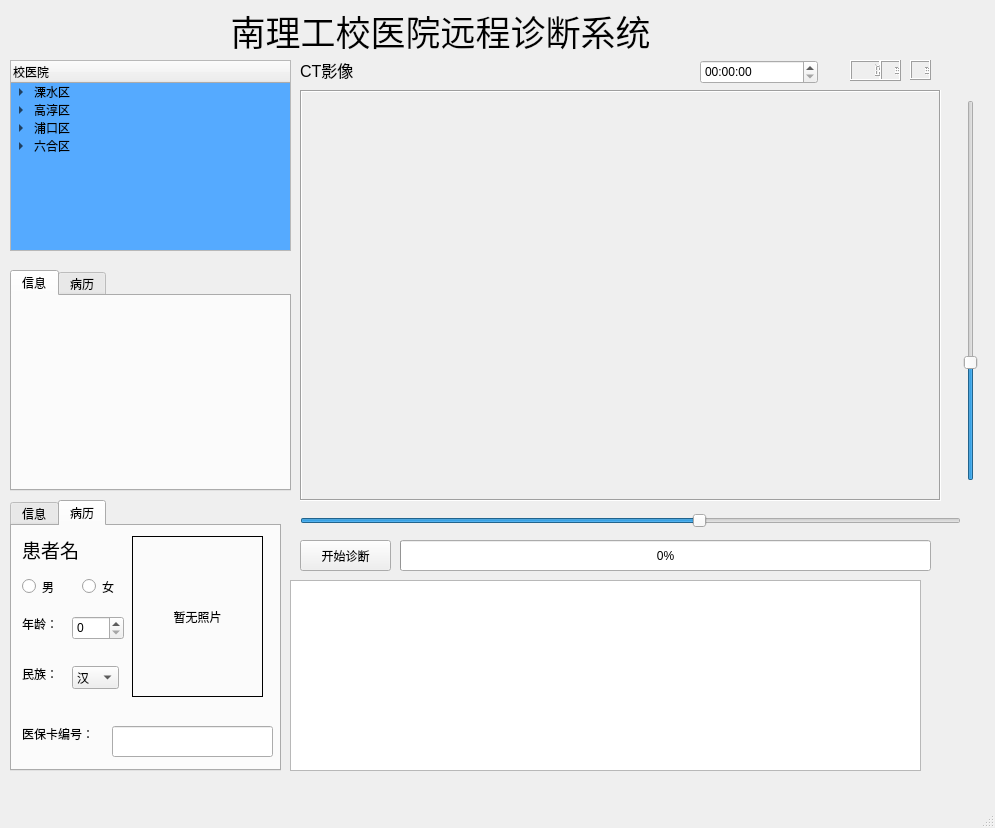
Above: mainwindow.ui from luolaihua/TeleMedicine before the change. Below: the same form after it.
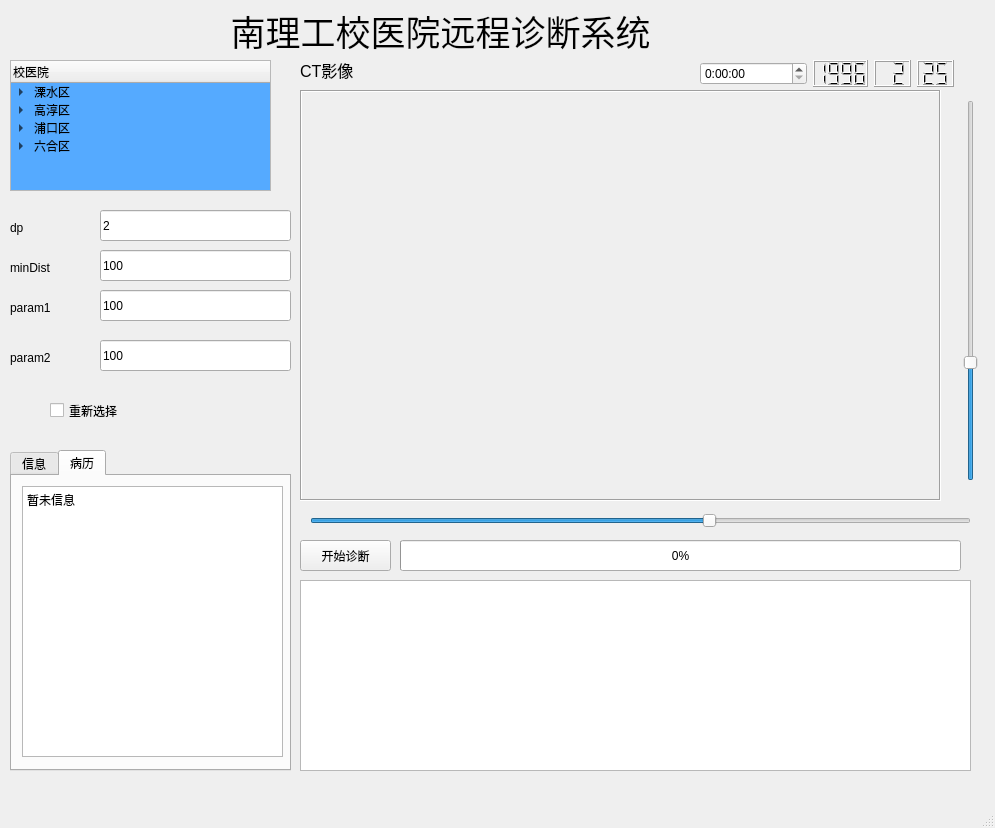
That is the form after the change. The open tabs and pages were chosen to show the change. Icons and pictures are not drawn.

What changed in the file:
```diff
--- a/mainwindow.ui
+++ b/mainwindow.ui
@@ -10,10 +10,22 @@
     <height>828</height>
    </rect>
   </property>
+  <property name="sizePolicy">
+   <sizepolicy hsizetype="Fixed" vsizetype="Fixed">
+    <horstretch>0</horstretch>
+    <verstretch>0</verstretch>
+   </sizepolicy>
+  </property>
   <property name="windowTitle">
    <string>MainWindow</string>
   </property>
   <widget class="QWidget" name="centralwidget">
+   <property name="sizePolicy">
+    <sizepolicy hsizetype="MinimumExpanding" vsizetype="MinimumExpanding">
+     <horstretch>1</horstretch>
+     <verstretch>1</verstretch>
+    </sizepolicy>
+   </property>
    <widget class="QLabel" name="label">
     <property name="geometry">
      <rect>
@@ -41,8 +53,8 @@
      <rect>
       <x>10</x>
       <y>60</y>
-      <width>281</width>
-      <height>191</height>
+      <width>261</width>
+      <height>131</height>
      </rect>
     </property>
     <property name="palette">
@@ -276,46 +288,6 @@
      <string>CT影像</string>
     </property>
    </widget>
-   <widget class="QTimeEdit" name="timeEdit">
-    <property name="geometry">
-     <rect>
-      <x>700</x>
-      <y>60</y>
-      <width>118</width>
-      <height>24</height>
-     </rect>
-    </property>
-   </widget>
-   <widget class="QLCDNumber" name="lcdNumber">
-    <property name="geometry">
-     <rect>
-      <x>850</x>
-      <y>60</y>
-      <width>31</width>
-      <height>21</height>
-     </rect>
-    </property>
-   </widget>
-   <widget class="QLCDNumber" name="lcdNumber_2">
-    <property name="geometry">
-     <rect>
-      <x>880</x>
-      <y>60</y>
-      <width>21</width>
-      <height>21</height>
-     </rect>
-    </property>
-   </widget>
-   <widget class="QLCDNumber" name="lcdNumber_3">
-    <property name="geometry">
-     <rect>
-      <x>910</x>
-      <y>60</y>
-      <width>21</width>
-      <height>20</height>
-     </rect>
-    </property>
-   </widget>
    <widget class="QSlider" name="verticalSlider">
     <property name="geometry">
      <rect>
@@ -335,7 +307,7 @@
    <widget class="QSlider" name="horizontalSlider">
     <property name="geometry">
      <rect>
-      <x>300</x>
+      <x>310</x>
       <y>510</y>
       <width>661</width>
       <height>21</height>
@@ -366,7 +338,7 @@
      <rect>
       <x>400</x>
       <y>540</y>
-      <width>531</width>
+      <width>561</width>
       <height>31</height>
      </rect>
     </property>
@@ -378,9 +350,9 @@
     <property name="geometry">
      <rect>
       <x>10</x>
-      <y>500</y>
-      <width>271</width>
-      <height>271</height>
+      <y>450</y>
+      <width>281</width>
+      <height>321</height>
      </rect>
     </property>
     <property name="currentIndex">
@@ -390,70 +362,7 @@
      <attribute name="title">
       <string>信息</string>
      </attribute>
-    </widget>
-    <widget class="QWidget" name="tab_2">
-     <attribute name="title">
-      <string>病历</string>
-     </attribute>
-     <widget class="QLabel" name="label_3">
-      <property name="geometry">
-       <rect>
-        <x>10</x>
-        <y>10</y>
-        <width>69</width>
-        <height>26</height>
-       </rect>
-      </property>
-      <property name="font">
-       <font>
-        <family>华文楷体</family>
-        <pointsize>14</pointsize>
-       </font>
-      </property>
-      <property name="text">
-       <string>患者名</string>
-      </property>
-     </widget>
-     <widget class="QRadioButton" name="radioButton">
-      <property name="geometry">
-       <rect>
-        <x>10</x>
-        <y>50</y>
-        <width>44</width>
-        <height>21</height>
-       </rect>
-      </property>
-      <property name="text">
-       <string>男</string>
-      </property>
-     </widget>
-     <widget class="QRadioButton" name="radioButton_2">
-      <property name="geometry">
-       <rect>
-        <x>70</x>
-        <y>50</y>
-        <width>44</width>
-        <height>21</height>
-       </rect>
-      </property>
-      <property name="text">
-       <string>女</string>
-      </property>
-     </widget>
-     <widget class="QLabel" name="label_4">
-      <property name="geometry">
-       <rect>
-        <x>10</x>
-        <y>90</y>
-        <width>45</width>
-        <height>15</height>
-       </rect>
-      </property>
-      <property name="text">
-       <string>年龄：</string>
-      </property>
-     </widget>
-     <widget class="QSpinBox" name="spinBox">
+     <widget class="QSpinBox" name="ageSpinBox">
       <property name="geometry">
        <rect>
         <x>60</x>
@@ -463,40 +372,6 @@
        </rect>
       </property>
      </widget>
-     <widget class="QLabel" name="label_5">
-      <property name="geometry">
-       <rect>
-        <x>10</x>
-        <y>140</y>
-        <width>45</width>
-        <height>15</height>
-       </rect>
-      </property>
-      <property name="text">
-       <string>民族：</string>
-      </property>
-     </widget>
-     <widget class="QComboBox" name="comboBox">
-      <property name="geometry">
-       <rect>
-        <x>60</x>
-        <y>140</y>
-        <width>47</width>
-        <height>23</height>
-       </rect>
-      </property>
-      <property name="currentText">
-       <string>汉</string>
-      </property>
-      <property name="currentIndex">
-       <number>0</number>
-      </property>
-      <item>
-       <property name="text">
-        <string>汉</string>
-       </property>
-      </item>
-     </widget>
      <widget class="QLabel" name="label_6">
       <property name="geometry">
        <rect>
@@ -510,17 +385,7 @@
        <string>医保卡编号：</string>
       </property>
      </widget>
-     <widget class="QLineEdit" name="lineEdit">
-      <property name="geometry">
-       <rect>
-        <x>100</x>
-        <y>200</y>
-        <width>161</width>
-        <height>31</height>
-       </rect>
-      </property>
-     </widget>
-     <widget class="QLabel" name="label_7">
+     <widget class="QLabel" name="photoLabel">
       <property name="geometry">
        <rect>
         <x>120</x>
@@ -542,41 +407,330 @@
        <set>Qt::AlignCenter</set>
       </property>
      </widget>
+     <widget class="QLabel" name="label_4">
+      <property name="geometry">
+       <rect>
+        <x>10</x>
+        <y>90</y>
+        <width>45</width>
+        <height>15</height>
+       </rect>
+      </property>
+      <property name="text">
+       <string>年龄：</string>
+      </property>
+     </widget>
+     <widget class="QLineEdit" name="ssnLineEdit">
+      <property name="geometry">
+       <rect>
+        <x>100</x>
+        <y>200</y>
+        <width>161</width>
+        <height>31</height>
+       </rect>
+      </property>
+     </widget>
+     <widget class="QLabel" name="label_5">
+      <property name="geometry">
+       <rect>
+        <x>10</x>
+        <y>140</y>
+        <width>45</width>
+        <height>15</height>
+       </rect>
+      </property>
+      <property name="text">
+       <string>民族：</string>
+      </property>
+     </widget>
+     <widget class="QComboBox" name="ethniComboBox">
+      <property name="geometry">
+       <rect>
+        <x>60</x>
+        <y>140</y>
+        <width>47</width>
+        <height>23</height>
+       </rect>
+      </property>
+      <property name="currentText">
+       <string>汉</string>
+      </property>
+      <property name="currentIndex">
+       <number>0</number>
+      </property>
+      <item>
+       <property name="text">
+        <string>汉</string>
+       </property>
+      </item>
+     </widget>
+     <widget class="QRadioButton" name="femaleRadioButton">
+      <property name="geometry">
+       <rect>
+        <x>70</x>
+        <y>50</y>
+        <width>44</width>
+        <height>21</height>
+       </rect>
+      </property>
+      <property name="text">
+       <string>女</string>
+      </property>
+     </widget>
+     <widget class="QLabel" name="nameLabel">
+      <property name="geometry">
+       <rect>
+        <x>10</x>
+        <y>10</y>
+        <width>91</width>
+        <height>31</height>
+       </rect>
+      </property>
+      <property name="font">
+       <font>
+        <family>华文楷体</family>
+        <pointsize>14</pointsize>
+       </font>
+      </property>
+      <property name="text">
+       <string>患者名</string>
+      </property>
+     </widget>
+     <widget class="QRadioButton" name="maleRadioButton">
+      <property name="geometry">
+       <rect>
+        <x>10</x>
+        <y>50</y>
+        <width>44</width>
+        <height>21</height>
+       </rect>
+      </property>
+      <property name="text">
+       <string>男</string>
+      </property>
+     </widget>
     </widget>
-   </widget>
-   <widget class="QTabWidget" name="tabWidget_2">
-    <property name="geometry">
-     <rect>
-      <x>10</x>
-      <y>270</y>
-      <width>281</width>
-      <height>221</height>
-     </rect>
-    </property>
-    <property name="currentIndex">
-     <number>0</number>
-    </property>
-    <widget class="QWidget" name="tab_3">
-     <attribute name="title">
-      <string>信息</string>
-     </attribute>
-    </widget>
-    <widget class="QWidget" name="tab_4">
+    <widget class="QWidget" name="tab_2">
      <attribute name="title">
       <string>病历</string>
      </attribute>
+     <widget class="QTextEdit" name="caseTextEdit">
+      <property name="geometry">
+       <rect>
+        <x>10</x>
+        <y>10</y>
+        <width>261</width>
+        <height>271</height>
+       </rect>
+      </property>
+      <property name="html">
+       <string>&lt;!DOCTYPE HTML PUBLIC &quot;-//W3C//DTD HTML 4.0//EN&quot; &quot;http://www.w3.org/TR/REC-html40/strict.dtd&quot;&gt;
+&lt;html&gt;&lt;head&gt;&lt;meta name=&quot;qrichtext&quot; content=&quot;1&quot; /&gt;&lt;style type=&quot;text/css&quot;&gt;
+p, li { white-space: pre-wrap; }
+&lt;/style&gt;&lt;/head&gt;&lt;body style=&quot; font-family:'SimSun'; font-size:9pt; font-weight:400; font-style:normal;&quot;&gt;
+&lt;p style=&quot; margin-top:0px; margin-bottom:0px; margin-left:0px; margin-right:0px; -qt-block-indent:0; text-indent:0px;&quot;&gt;暂未信息&lt;/p&gt;&lt;/body&gt;&lt;/html&gt;</string>
+      </property>
+     </widget>
     </widget>
    </widget>
-   <widget class="QTextEdit" name="textEdit">
+   <widget class="QTableView" name="basicTableView">
     <property name="geometry">
      <rect>
-      <x>290</x>
+      <x>300</x>
       <y>580</y>
-      <width>631</width>
+      <width>671</width>
       <height>191</height>
      </rect>
     </property>
    </widget>
+   <widget class="QLineEdit" name="dp">
+    <property name="geometry">
+     <rect>
+      <x>100</x>
+      <y>210</y>
+      <width>191</width>
+      <height>31</height>
+     </rect>
+    </property>
+    <property name="inputMask">
+     <string/>
+    </property>
+    <property name="text">
+     <string>2</string>
+    </property>
+   </widget>
+   <widget class="QLineEdit" name="minDist">
+    <property name="geometry">
+     <rect>
+      <x>100</x>
+      <y>250</y>
+      <width>191</width>
+      <height>31</height>
+     </rect>
+    </property>
+    <property name="inputMask">
+     <string/>
+    </property>
+    <property name="text">
+     <string>100</string>
+    </property>
+   </widget>
+   <widget class="QLineEdit" name="param1">
+    <property name="geometry">
+     <rect>
+      <x>100</x>
+      <y>290</y>
+      <width>191</width>
+      <height>31</height>
+     </rect>
+    </property>
+    <property name="inputMask">
+     <string/>
+    </property>
+    <property name="text">
+     <string>100</string>
+    </property>
+   </widget>
+   <widget class="QLineEdit" name="param2">
+    <property name="geometry">
+     <rect>
+      <x>100</x>
+      <y>340</y>
+      <width>191</width>
+      <height>31</height>
+     </rect>
+    </property>
+    <property name="inputMask">
+     <string/>
+    </property>
+    <property name="text">
+     <string>100</string>
+    </property>
+   </widget>
+   <widget class="QLabel" name="dpla">
+    <property name="geometry">
+     <rect>
+      <x>10</x>
+      <y>220</y>
+      <width>72</width>
+      <height>15</height>
+     </rect>
+    </property>
+    <property name="text">
+     <string>dp</string>
+    </property>
+   </widget>
+   <widget class="QLabel" name="minDist66">
+    <property name="geometry">
+     <rect>
+      <x>10</x>
+      <y>260</y>
+      <width>72</width>
+      <height>15</height>
+     </rect>
+    </property>
+    <property name="text">
+     <string>minDist</string>
+    </property>
+   </widget>
+   <widget class="QLabel" name="label_9">
+    <property name="geometry">
+     <rect>
+      <x>10</x>
+      <y>300</y>
+      <width>72</width>
+      <height>15</height>
+     </rect>
+    </property>
+    <property name="text">
+     <string>param1</string>
+    </property>
+   </widget>
+   <widget class="QLabel" name="label_10">
+    <property name="geometry">
+     <rect>
+      <x>10</x>
+      <y>350</y>
+      <width>72</width>
+      <height>15</height>
+     </rect>
+    </property>
+    <property name="text">
+     <string>param2</string>
+    </property>
+   </widget>
+   <widget class="QCheckBox" name="checkBox">
+    <property name="geometry">
+     <rect>
+      <x>50</x>
+      <y>400</y>
+      <width>93</width>
+      <height>21</height>
+     </rect>
+    </property>
+    <property name="text">
+     <string>重新选择</string>
+    </property>
+   </widget>
+   <widget class="QWidget" name="">
+    <property name="geometry">
+     <rect>
+      <x>700</x>
+      <y>60</y>
+      <width>254</width>
+      <height>27</height>
+     </rect>
+    </property>
+    <layout class="QHBoxLayout" name="horizontalLayout_2">
+     <item>
+      <widget class="QTimeEdit" name="timeEdit">
+       <property name="displayFormat">
+        <string>H:mm:ss</string>
+       </property>
+      </widget>
+     </item>
+     <item>
+      <layout class="QHBoxLayout" name="horizontalLayout">
+       <item>
+        <widget class="QLCDNumber" name="yearLcdNumber">
+         <property name="digitCount">
+          <number>4</number>
+         </property>
+         <property name="segmentStyle">
+          <enum>QLCDNumber::Filled</enum>
+         </property>
+         <property name="value" stdset="0">
+          <double>1996.000000000000000</double>
+         </property>
+         <property name="intValue" stdset="0">
+          <number>1996</number>
+         </property>
+        </widget>
+       </item>
+       <item>
+        <widget class="QLCDNumber" name="monthLcdNumber">
+         <property name="digitCount">
+          <number>2</number>
+         </property>
+         <property name="value" stdset="0">
+          <double>2.000000000000000</double>
+         </property>
+        </widget>
+       </item>
+       <item>
+        <widget class="QLCDNumber" name="dayLcdNumber">
+         <property name="digitCount">
+          <number>2</number>
+         </property>
+         <property name="intValue" stdset="0">
+          <number>25</number>
+         </property>
+        </widget>
+       </item>
+      </layout>
+     </item>
+    </layout>
+   </widget>
   </widget>
   <widget class="QMenuBar" name="menubar">
    <property name="geometry">
```
Left out of the diff: 9 changed lines with no effect on the pictures.
